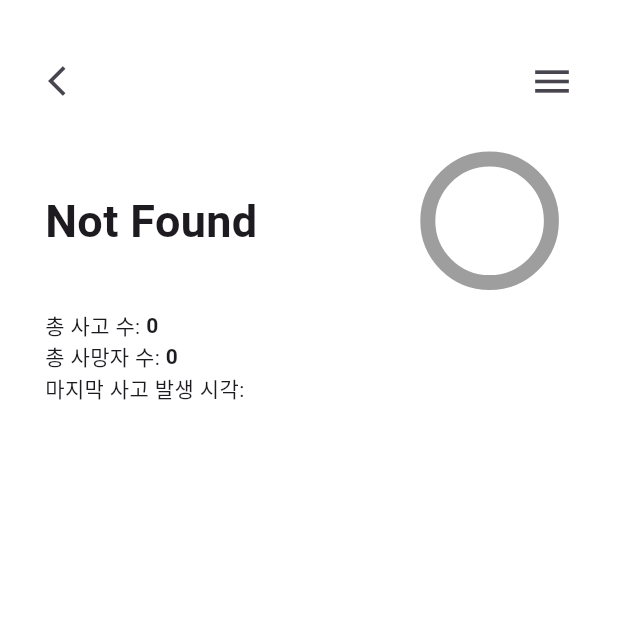
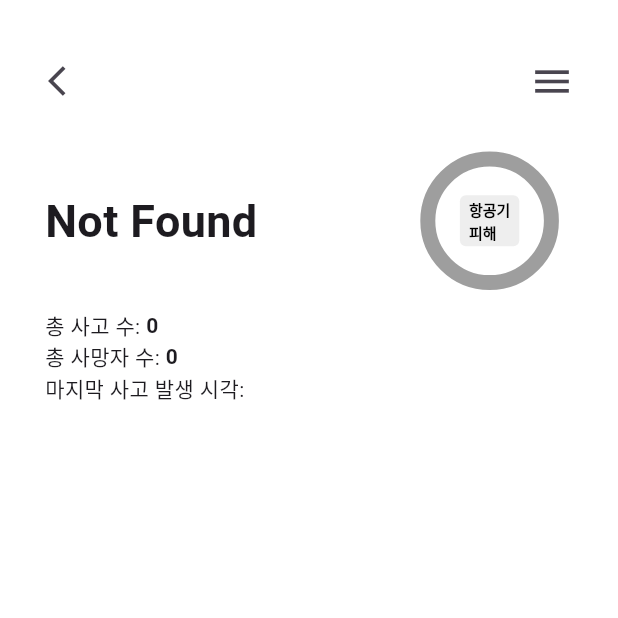
Before and after one commit to jsjp1/f_Aviation_accidents, a Flutter app: the StatsScreen screen opened directly with empty values, on a phone screen of 412 x 824 dp, the top half of it. Run offline on Flutter 3.47's test engine with Material 3 defaults, Android fonts, the light colour scheme and no system bars; drawn by our look-alikes of pie_chart; our stand-ins replace auto_size_text, flutter_dotenv; network calls fail.

Commit message:
mod pie chart <color List>

```diff
--- a/lib/accident_tile.dart
+++ b/lib/accident_tile.dart
@@ -229,16 +229,18 @@ class AccidentTile extends StatelessWidget {
 
 Icon getAircraftStatusIcon(AircraftStatus status) {
   switch (status) {
-    case AircraftStatus.destroyedWrittenOff || AircraftStatus.destroyed:
+    case AircraftStatus.destroyedWrittenOff ||
+          AircraftStatus.destroyed ||
+          AircraftStatus.substantialWrittenOff:
       return Icon(Icons.airplanemode_off, color: Colors.red);
-    case AircraftStatus.substantialRepaired || AircraftStatus.destroyedRepaired:
-      return Icon(Icons.build, color: Colors.orange);
-    case AircraftStatus.substantial || AircraftStatus.substantialWrittenOff:
-      return Icon(Icons.airplanemode_on, color: Colors.yellow);
+    case AircraftStatus.substantial ||
+          AircraftStatus.substantialRepaired ||
+          AircraftStatus.destroyedRepaired:
+      return Icon(Icons.airplanemode_on, color: Colors.orange);
     case AircraftStatus.minor ||
           AircraftStatus.minorRepaired ||
           AircraftStatus.minorWrittenOff:
-      return Icon(Icons.airplanemode_on_rounded, color: Colors.orange);
+      return Icon(Icons.airplanemode_on_rounded, color: Colors.yellow);
     case AircraftStatus.none || AircraftStatus.noneRepaired:
       return Icon(Icons.airplanemode_on, color: Colors.blue);
     case AircraftStatus.unknown ||
--- a/lib/airline_stats_screen.dart
+++ b/lib/airline_stats_screen.dart
@@ -21,27 +21,42 @@ class Stats {
 
 class StatsScreen extends StatelessWidget {
   final List<Map<String, dynamic>> information;
+  late Stats airlineStats;
+
+  final Map<String, String> statsMap = {
+    "Destroyed, written off": "Critical",
+    "Substantial, repaired": "Critical",
+    "Substantial": "Critical",
+    "Substantial, written off": "Critical",
+    "Destroyed": "Critical",
+    "Aircraft missing, written off": "Severe",
+    "Aircraft missing": "Severe",
+    "Minor, repaired": "Moderate",
+    "Minor": "Moderate",
+    "Minor, written off": "Moderate",
+    "None": "No Issue",
+    "None, repaired": "No Issue",
+    "Unknown": "No Issue",
+    "Unknown, repaired": "No Issue",
+    "Unknown, written off": "No Issue",
+    "Destroyed, repaired": "No Issue",
+    "UnknownUnknown": "Unknown",
+    "": "Unknown",
+  };
   Map<String, double> statsDataMap = {
-    "Destroyed, written off": 0,
-    "Substantial, repaired": 0,
-    "Substantial": 0,
-    "Substantial, written off": 0,
-    "Destroyed": 0,
-    "Aircraft missing, written off": 0,
-    "Aircraft missing": 0,
-    "Minor, repaired": 0,
-    "Minor": 0,
-    "Minor, written off": 0,
-    "None": 0,
-    "None, repaired": 0,
+    "Critical": 0,
+    "Severe": 0,
+    "Moderate": 0,
+    "No Issue": 0,
     "Unknown": 0,
-    "Unknown, repaired": 0,
-    "Unknown, written off": 0,
-    "Destroyed, repaired": 0,
-    "UnknownUnknown": 0,
-    "": 0,
   };
-  late Stats airlineStats;
+  final colorList = <Color>[
+    Colors.red,
+    Colors.orange,
+    Colors.yellow,
+    Colors.blue,
+    Colors.grey,
+  ];
 
   StatsScreen({
     super.key,
@@ -68,7 +83,8 @@ class StatsScreen extends StatelessWidget {
     }).toList();
 
     for (AccidentTile acc in accidentTiles) {
-      final key = enumToEnStringMap[acc.acc.aircraftStatus];
+      final status = enumToEnStringMap[acc.acc.aircraftStatus];
+      final key = statsMap[status];
 
       if (key != null && statsDataMap.containsKey(key)) {
         statsDataMap[key] = (statsDataMap[key] ?? 0) + 1;
@@ -151,8 +167,16 @@ class StatsScreen extends StatelessWidget {
                           children: [
                             PieChart(
                               dataMap: statsDataMap,
+                              colorList: colorList,
+                              animationDuration: Duration(milliseconds: 1000),
                               chartType: ChartType.ring,
                               ringStrokeWidth: 10,
+                              centerText: "항공기\n피해",
+                              centerTextStyle: TextStyle(
+                                color: Colors.black,
+                                fontSize: 10.0,
+                                fontWeight: FontWeight.bold,
+                              ),
                               chartRadius:
                                   MediaQuery.of(context).size.width / 5,
                               legendOptions: LegendOptions(
```
